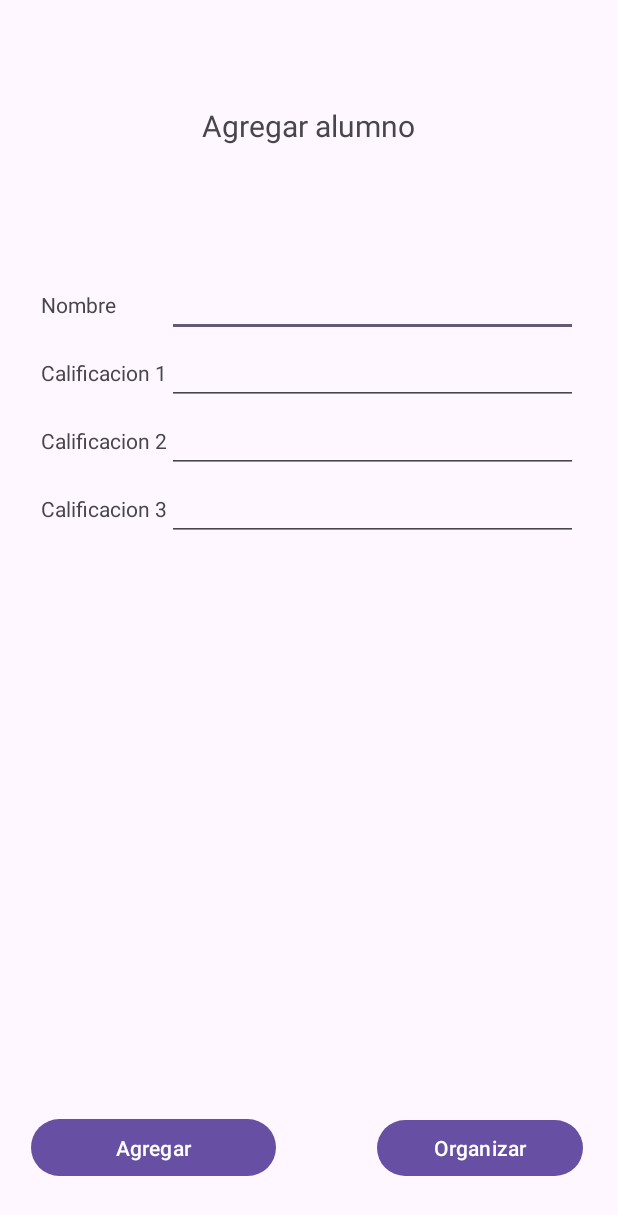
After one commit to JosephHerreraDev/calificaciones, an Android app: the Agregar screen opened directly, with no data from a screen before it, on a phone screen of 412 x 824 dp. The commit adds this screen. Shown: the top 1215 px of the screen. Run offline under Robolectric (Android 15) with nearby library versions, the phone set to English and light mode, and no system bars.

Commit message:
Added average score page and add page

```diff
--- a/app/src/main/AndroidManifest.xml
+++ b/app/src/main/AndroidManifest.xml
@@ -13,6 +13,9 @@
         android:theme="@style/Theme.Calificaciones"
         tools:targetApi="31">
         <activity
+            android:name=".Agregar"
+            android:exported="false" />
+        <activity
             android:name=".MainActivity"
             android:exported="true">
             <intent-filter>
--- /dev/null
+++ b/app/src/main/java/com/example/calificaciones/Agregar.java
@@ -0,0 +1,52 @@
+package com.example.calificaciones;
+
+import android.os.Bundle;
+import android.view.View;
+import android.widget.EditText;
+import android.widget.Toast;
+
+import androidx.activity.EdgeToEdge;
+import androidx.appcompat.app.AppCompatActivity;
+import androidx.core.graphics.Insets;
+import androidx.core.view.ViewCompat;
+import androidx.core.view.WindowInsetsCompat;
+
+public class Agregar extends AppCompatActivity {
+
+    Database myDb;
+    EditText etNombre;
+    EditText etCal1;
+    EditText etCal2;
+    EditText etCal3;
+
+    @Override
+    protected void onCreate(Bundle savedInstanceState) {
+        super.onCreate(savedInstanceState);
+        EdgeToEdge.enable(this);
+        setContentView(R.layout.activity_agregar);
+        ViewCompat.setOnApplyWindowInsetsListener(findViewById(R.id.main), (v, insets) -> {
+            Insets systemBars = insets.getInsets(WindowInsetsCompat.Type.systemBars());
+            v.setPadding(systemBars.left, systemBars.top, systemBars.right, systemBars.bottom);
+            return insets;
+        });
+        myDb = new Database(this);
+        etNombre = findViewById(R.id.etNombre);
+        etCal1 = findViewById(R.id.etCal1);
+        etCal2 = findViewById(R.id.etCal2);
+        etCal3 = findViewById(R.id.etCal3);
+
+        //myDb.deleteData("1");
+
+    }
+
+    public void agregar(View view){
+        boolean seInserto = myDb.insertData(etNombre.getText().toString(), Double.parseDouble(etCal1.getText().toString()),
+                Double.parseDouble(etCal2.getText().toString()),Double.parseDouble(etCal3.getText().toString()));
+        if(seInserto){
+            Toast.makeText(this, "Se inserto", Toast.LENGTH_SHORT).show();
+        }else{
+            Toast.makeText(this, "No se inserto", Toast.LENGTH_SHORT).show();
+        }
+
+    }
+}
--- /dev/null
+++ b/app/src/main/res/layout/activity_agregar.xml
@@ -0,0 +1,132 @@
+<?xml version="1.0" encoding="utf-8"?>
+<androidx.constraintlayout.widget.ConstraintLayout xmlns:android="http://schemas.android.com/apk/res/android"
+    xmlns:app="http://schemas.android.com/apk/res-auto"
+    xmlns:tools="http://schemas.android.com/tools"
+    android:id="@+id/main"
+    android:layout_width="match_parent"
+    android:layout_height="match_parent"
+    tools:context=".Agregar">
+
+    <TextView
+        android:id="@+id/textView2"
+        android:layout_width="wrap_content"
+        android:layout_height="wrap_content"
+        android:text="Agregar alumno"
+        android:textSize="20sp"
+        app:layout_constraintBottom_toBottomOf="parent"
+        app:layout_constraintEnd_toEndOf="parent"
+        app:layout_constraintHorizontal_bias="0.498"
+        app:layout_constraintStart_toStartOf="parent"
+        app:layout_constraintTop_toTopOf="parent"
+        app:layout_constraintVertical_bias="0.088" />
+
+    <TableLayout
+        android:layout_width="357dp"
+        android:layout_height="318dp"
+        app:layout_constraintBottom_toBottomOf="parent"
+        app:layout_constraintEnd_toEndOf="parent"
+        app:layout_constraintStart_toStartOf="parent"
+        app:layout_constraintTop_toTopOf="parent"
+        app:layout_constraintVertical_bias="0.355">
+
+        <TableRow
+            android:layout_width="match_parent"
+            android:layout_height="match_parent">
+
+            <TextView
+                android:id="@+id/textView3"
+                android:layout_width="wrap_content"
+                android:layout_height="wrap_content"
+                android:text="Nombre" />
+
+            <EditText
+                android:id="@+id/etNombre"
+                android:layout_width="274dp"
+                android:layout_height="wrap_content"
+                android:ems="10"
+                android:inputType="text" />
+        </TableRow>
+
+        <TableRow
+            android:layout_width="match_parent"
+            android:layout_height="match_parent">
+
+            <TextView
+                android:id="@+id/textView4"
+                android:layout_width="wrap_content"
+                android:layout_height="wrap_content"
+                android:text="Calificacion 1" />
+
+            <EditText
+                android:id="@+id/etCal1"
+                android:layout_width="wrap_content"
+                android:layout_height="wrap_content"
+                android:ems="10"
+                android:inputType="numberDecimal" />
+
+        </TableRow>
+
+        <TableRow
+            android:layout_width="match_parent"
+            android:layout_height="match_parent">
+
+            <TextView
+                android:id="@+id/textView5"
+                android:layout_width="wrap_content"
+                android:layout_height="wrap_content"
+                android:text="Calificacion 2" />
+
+            <EditText
+                android:id="@+id/etCal2"
+                android:layout_width="wrap_content"
+                android:layout_height="wrap_content"
+                android:ems="10"
+                android:inputType="numberDecimal" />
+
+        </TableRow>
+
+        <TableRow
+            android:layout_width="match_parent"
+            android:layout_height="match_parent">
+
+            <TextView
+                android:id="@+id/textView6"
+                android:layout_width="wrap_content"
+                android:layout_height="wrap_content"
+                android:text="Calificacion 3" />
+
+            <EditText
+                android:id="@+id/etCal3"
+                android:layout_width="wrap_content"
+                android:layout_height="wrap_content"
+                android:ems="10"
+                android:inputType="numberDecimal" />
+
+        </TableRow>
+    </TableLayout>
+
+    <Button
+        android:id="@+id/btnAgregar"
+        android:layout_width="163dp"
+        android:layout_height="46dp"
+        android:onClick="agregar"
+        android:text="Agregar"
+        app:layout_constraintBottom_toBottomOf="parent"
+        app:layout_constraintEnd_toEndOf="parent"
+        app:layout_constraintHorizontal_bias="0.084"
+        app:layout_constraintStart_toStartOf="parent"
+        app:layout_constraintTop_toTopOf="parent"
+        app:layout_constraintVertical_bias="0.954" />
+
+    <Button
+        android:id="@+id/btnOrganizar"
+        android:layout_width="137dp"
+        android:layout_height="45dp"
+        android:text="Organizar"
+        app:layout_constraintBottom_toBottomOf="parent"
+        app:layout_constraintEnd_toEndOf="parent"
+        app:layout_constraintHorizontal_bias="0.915"
+        app:layout_constraintStart_toStartOf="parent"
+        app:layout_constraintTop_toTopOf="parent"
+        app:layout_constraintVertical_bias="0.954" />
+</androidx.constraintlayout.widget.ConstraintLayout>
```
Also changed, not shown: app/src/main/java/com/example/calificaciones/Database.java (+6 -1 lines), app/src/main/java/com/example/calificaciones/MainActivity.java (+62 -0 lines), app/src/main/res/layout/activity_main.xml (+35 -1 lines).
